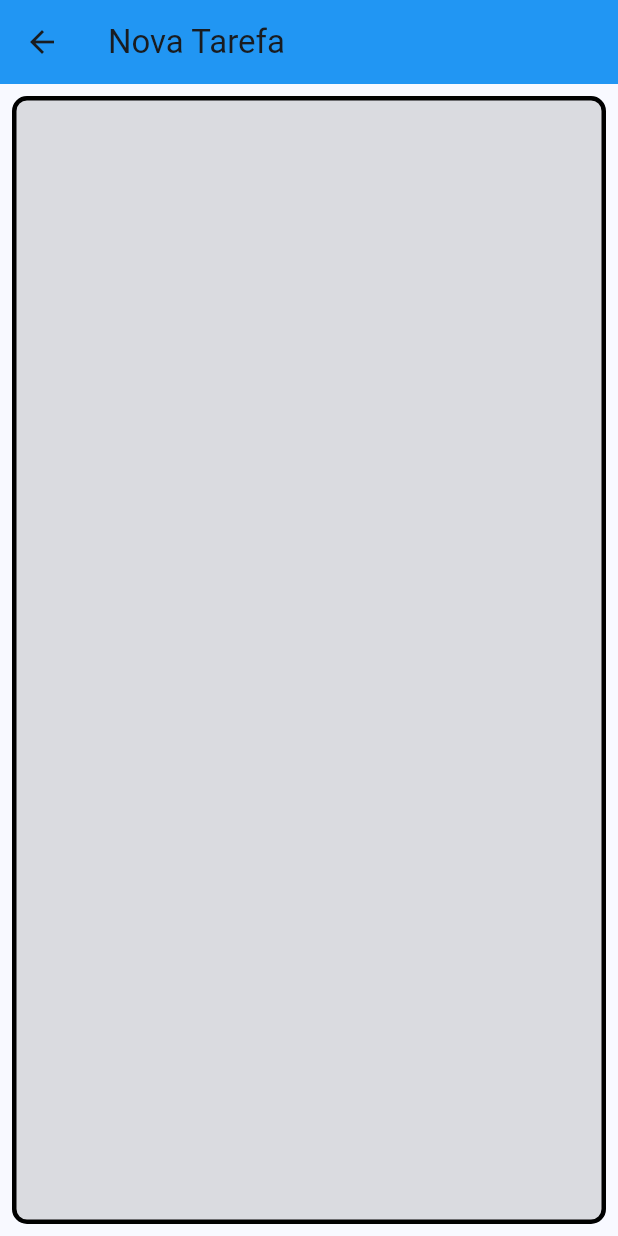
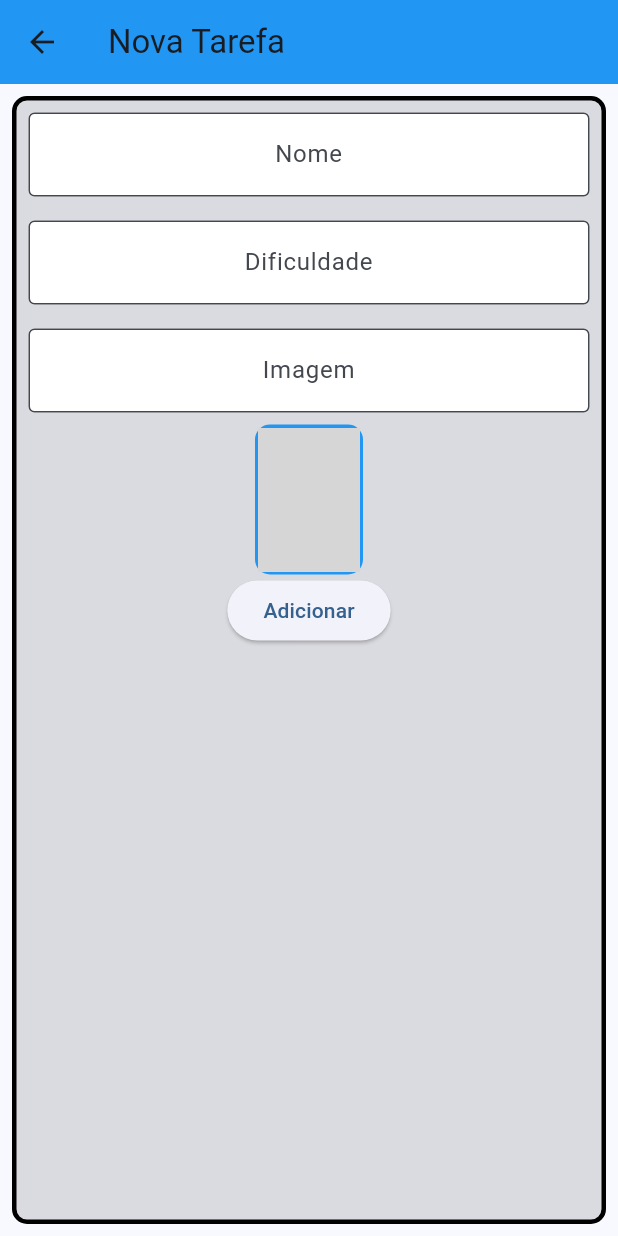
Before and after one commit to EmanuelSergio/Flutter, a Flutter app: the screen it shows after launch, on a phone screen of 412 x 824 dp. Run offline on Flutter 3.47's test engine with Material 3 defaults, Android fonts, the phone set to English and light mode, and no system bars; network calls fail; grey boxes are pictures that could not be loaded.

Commit message:
Add form fields and image preview to FormScreen
Introduced TextEditingControllers and input fields for name, difficulty, and image URL in FormScreen. Added an image preview and an 'Adicionar' button to enhance the task creation UI.

```diff
--- a/todo_list/lib/pages/form_screen.dart
+++ b/todo_list/lib/pages/form_screen.dart
@@ -6,6 +6,10 @@ class FormScreen extends StatefulWidget {
 }
 
 class _FormScreenState extends State<FormScreen> {
+  TextEditingController _nameController = TextEditingController();
+  TextEditingController _difficultyController = TextEditingController();
+  TextEditingController _imageController = TextEditingController();
+
   @override
   Widget build(BuildContext context) {
     return Scaffold(
@@ -28,7 +32,70 @@ class _FormScreenState extends State<FormScreen> {
             borderRadius: BorderRadius.circular(10),
             border: Border.all(color: Colors.black, width: 3),
           ),
-          child: Column(),
+          child: Column(
+            children: [
+              Column(
+                children: [
+                  Padding(
+                    padding: const EdgeInsets.all(8.0),
+                    child: TextFormField(
+                      controller: _nameController,
+                      textAlign: TextAlign.center,
+                      decoration: InputDecoration(
+                        border: OutlineInputBorder(),
+                        hintText: "Nome",
+                        fillColor: Colors.white,
+                        filled: true,
+                      ),
+                    ),
+                  ),
+                  Padding(
+                    padding: const EdgeInsets.all(8.0),
+                    child: TextFormField(
+                      controller: _difficultyController,
+                      textAlign: TextAlign.center,
+                      decoration: InputDecoration(
+                        border: OutlineInputBorder(),
+                        hintText: "Dificuldade",
+                        fillColor: Colors.white,
+                        filled: true,
+                      ),
+                    ),
+                  ),
+                  Padding(
+                    padding: const EdgeInsets.all(8.0),
+                    child: TextFormField(
+                      controller: _imageController,
+                      textAlign: TextAlign.center,
+                      decoration: InputDecoration(
+                        border: OutlineInputBorder(),
+                        hintText: "Imagem",
+                        fillColor: Colors.white,
+                        filled: true,
+                      ),
+                    ),
+                  ),
+                  Container(
+                    width: 72,
+                    height: 100,
+                    decoration: BoxDecoration(
+                      color: Colors.blue,
+                      borderRadius: BorderRadius.circular(10),
+                      border: Border.all(color: Colors.blue, width: 2),
+                    ),
+                    child: ClipRRect(
+                      borderRadius: BorderRadius.all(Radius.circular(10)),
+                      child: Image.network(
+                        _imageController.text,
+                        fit: BoxFit.cover,
+                      ),
+                    ),
+                  ),
+                  ElevatedButton(onPressed: () {}, child: Text("Adicionar")),
+                ],
+              ),
+            ],
+          ),
         ),
       ),
     );
```
Also changed, not shown: todo_list/pubspec.lock.
